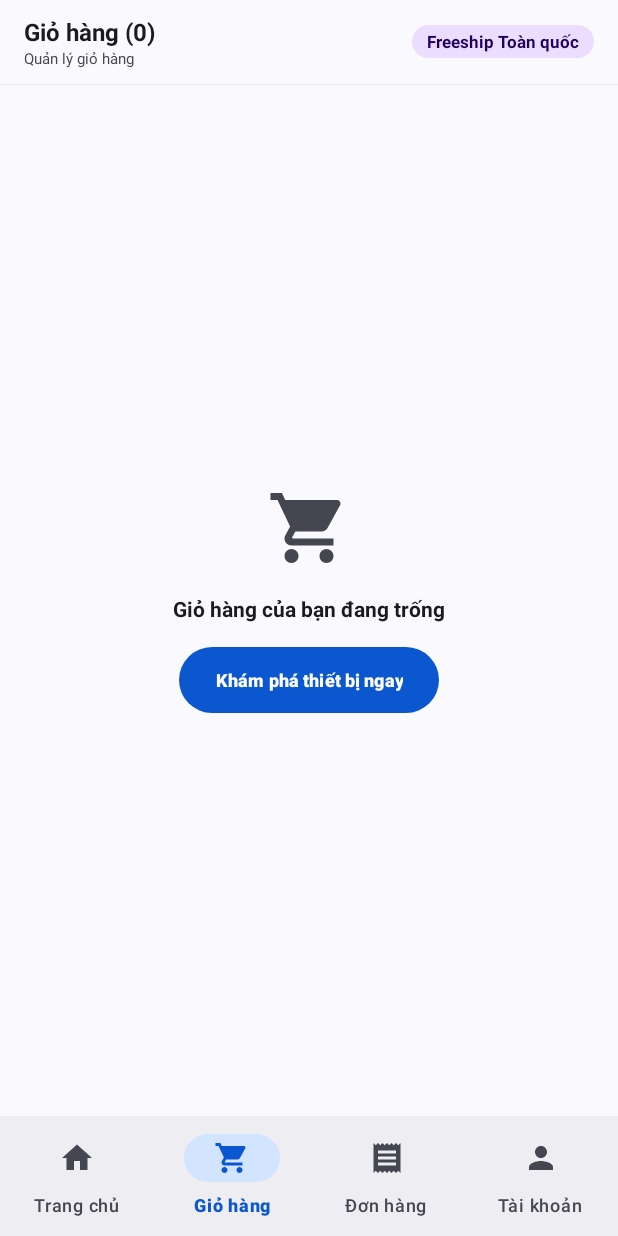
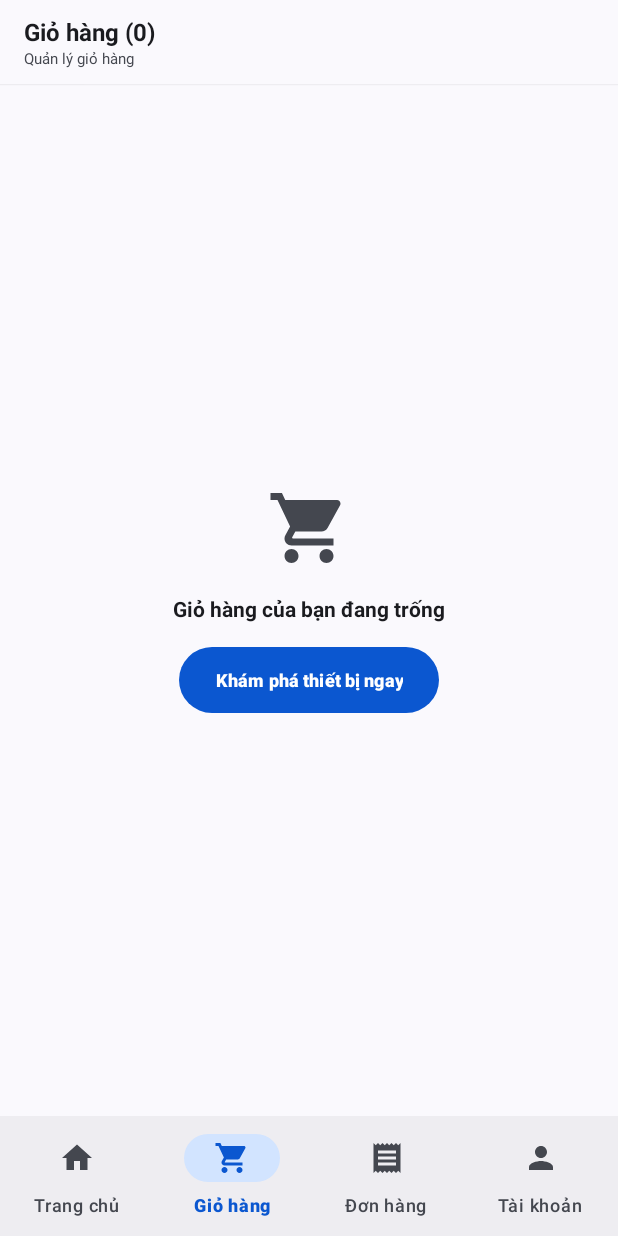
Before and after one commit to NguyenTuanDuy0182/DKTechShop, an Android app: the fragment ProfileFragment placed in its activity, item 2 of the bottom bar chosen, on a phone screen of 412 x 824 dp. Run offline under Robolectric (Android 15) with nearby library versions, the phone set to English and light mode, and no system bars; our stand-ins replace Firebase (no records; nobody signed in at launch, a user with empty details on screens opened directly); 1 statement that could not run was skipped.

Commit message:
refactor: clean up dead code, remove redundant badges

```diff
--- a/app/src/main/java/com/ecommerce/dktechshop/data/repository/OrderRepository.java
+++ b/app/src/main/java/com/ecommerce/dktechshop/data/repository/OrderRepository.java
@@ -157,7 +157,7 @@ public class OrderRepository {
         FirebaseUser user = mAuth.getCurrentUser();
         if (user == null) {
             if (callback != null) {
-                callback.onSuccess(MockRepository.getInstance().getOrders());
+                callback.onSuccess(new ArrayList<>());
             }
             return null;
         }
@@ -168,7 +168,7 @@ public class OrderRepository {
                 .whereEqualTo("userId", currentUserId)
                 .addSnapshotListener((snapshots, e) -> {
                     if (e != null) {
-                        listenOrdersFallback(currentUserId, callback);
+                        fetchOrdersFallback(currentUserId, callback);
                         return;
                     }
 
@@ -185,28 +185,20 @@ public class OrderRepository {
                         }
                     }
 
-                    if (list.isEmpty()) {
-                        listenOrdersFallback(currentUserId, callback);
-                    } else {
-                        sortOrdersByDateDesc(list);
-                        if (callback != null) callback.onSuccess(list);
-                    }
+                    sortOrdersByDateDesc(list);
+                    if (callback != null) callback.onSuccess(list);
                 });
     }
 
     /**
-     * Fallback lắng nghe danh sách đơn hàng từ users/{uid}/orders
+     * Fallback tải danh sách đơn hàng từ users/{uid}/orders khi orders bị lỗi truy vấn
      */
-    public ListenerRegistration listenOrdersFallback(String uid, OrderListCallback callback) {
-        return mFirestore.collection("users")
+    private void fetchOrdersFallback(String uid, OrderListCallback callback) {
+        mFirestore.collection("users")
                 .document(uid)
                 .collection("orders")
-                .addSnapshotListener((subSnapshots, subError) -> {
-                    if (subError != null) {
-                        if (callback != null) callback.onSuccess(MockRepository.getInstance().getOrders());
-                        return;
-                    }
-
+                .get()
+                .addOnSuccessListener(subSnapshots -> {
                     List<Order> subList = new ArrayList<>();
                     if (subSnapshots != null) {
                         for (DocumentSnapshot doc : subSnapshots.getDocuments()) {
@@ -220,12 +212,11 @@ public class OrderRepository {
                         }
                     }
 
-                    if (subList.isEmpty()) {
-                        if (callback != null) callback.onSuccess(MockRepository.getInstance().getOrders());
-                    } else {
-                        sortOrdersByDateDesc(subList);
-                        if (callback != null) callback.onSuccess(subList);
-                    }
+                    sortOrdersByDateDesc(subList);
+                    if (callback != null) callback.onSuccess(subList);
+                })
+                .addOnFailureListener(err -> {
+                    if (callback != null) callback.onFailure(err.getMessage());
                 });
     }
 
--- a/app/src/main/java/com/ecommerce/dktechshop/ui/cart/CartFragment.java
+++ b/app/src/main/java/com/ecommerce/dktechshop/ui/cart/CartFragment.java
@@ -141,50 +141,66 @@ public class CartFragment extends Fragment {
                 return;
             }
 
-            Address targetAddress = null;
+            ShippingInfo shipping = resolveShippingInfo();
+            cartViewModel.checkout(shipping.address, selectedPayment, shipping.name, shipping.phone);
+        });
+
+        observeViewModel();
+        updateAddressUI();
+    }
+
+    private static class ShippingInfo {
+        final Address address;
+        final String name;
+        final String phone;
+
+        ShippingInfo(Address address, String name, String phone) {
+            this.address = address;
+            this.name = name;
+            this.phone = phone;
+        }
+    }
+
+    private ShippingInfo resolveShippingInfo() {
+        Address defaultAddress = null;
         List<Address> addresses = authViewModel.getAddresses().getValue();
         if (addresses != null) {
             for (Address a : addresses) {
                 if (a.isDefault()) {
-                        targetAddress = a;
+                    defaultAddress = a;
                     break;
                 }
             }
-                if (targetAddress == null && !addresses.isEmpty()) {
-                    targetAddress = addresses.get(0);
+            if (defaultAddress == null && !addresses.isEmpty()) {
+                defaultAddress = addresses.get(0);
             }
         }
-
-            if (targetAddress == null) {
-                targetAddress = new Address("", "Mặc định", MockRepository.getInstance().getDefaultAddressDetail(), true);
+        if (defaultAddress == null) {
+            defaultAddress = new Address("", "Mặc định", MockRepository.getInstance().getDefaultAddressDetail(), true);
         }
 
-            String recipientName = "";
-            String recipientPhone = "";
+        String name = "";
+        String phone = "";
         com.ecommerce.dktechshop.data.model.User u = authViewModel.getCurrentUser().getValue();
         if (u != null) {
-                recipientName = u.getName();
-                recipientPhone = u.getPhone();
+            name = u.getName();
+            phone = u.getPhone();
         }
-            if (recipientName == null || recipientName.trim().isEmpty()) {
+        if (name == null || name.trim().isEmpty()) {
             com.google.firebase.auth.FirebaseUser fbUser = com.google.firebase.auth.FirebaseAuth.getInstance().getCurrentUser();
             if (fbUser != null && fbUser.getDisplayName() != null && !fbUser.getDisplayName().trim().isEmpty()) {
-                    recipientName = fbUser.getDisplayName();
+                name = fbUser.getDisplayName();
             } else {
-                    recipientName = MockRepository.getInstance().getCurrentUser().getName();
+                name = MockRepository.getInstance().getCurrentUser().getName();
             }
         }
-            if (targetAddress.getPhone() != null && !targetAddress.getPhone().trim().isEmpty()) {
-                recipientPhone = targetAddress.getPhone().trim();
-            } else if (recipientPhone == null || recipientPhone.trim().isEmpty()) {
-                recipientPhone = MockRepository.getInstance().getCurrentUser().getPhone();
+        if (defaultAddress.getPhone() != null && !defaultAddress.getPhone().trim().isEmpty()) {
+            phone = defaultAddress.getPhone().trim();
+        } else if (phone == null || phone.trim().isEmpty()) {
+            phone = MockRepository.getInstance().getCurrentUser().getPhone();
         }
 
-            cartViewModel.checkout(targetAddress, selectedPayment, recipientName, recipientPhone);
-        });
-
-        observeViewModel();
-        updateAddressUI();
+        return new ShippingInfo(defaultAddress, name != null ? name : "", phone != null ? phone : "");
     }
 
     /**
@@ -293,41 +309,11 @@ public class CartFragment extends Fragment {
 
     private void updateAddressUI() {
         if (tvUserInfo != null && tvAddressDetail != null) {
-            String name = "";
-            String phone = "";
-            com.ecommerce.dktechshop.data.model.User u = authViewModel.getCurrentUser().getValue();
-            if (u != null) {
-                name = u.getName();
-                phone = u.getPhone();
-            }
-            if (name == null || name.trim().isEmpty()) {
-                com.google.firebase.auth.FirebaseUser fbUser = com.google.firebase.auth.FirebaseAuth.getInstance().getCurrentUser();
-                if (fbUser != null && fbUser.getDisplayName() != null && !fbUser.getDisplayName().trim().isEmpty()) {
-                    name = fbUser.getDisplayName();
-                } else {
-                    name = MockRepository.getInstance().getCurrentUser().getName();
-                }
-            }
-            Address defaultAddress = null;
-            List<Address> addresses = authViewModel.getAddresses().getValue();
-            if (addresses != null) {
-                for (Address a : addresses) {
-                    if (a.isDefault()) {
-                        defaultAddress = a;
-                        break;
-                    }
-                }
-                if (defaultAddress == null && !addresses.isEmpty()) {
-                    defaultAddress = addresses.get(0);
-                }
-            }
-            if (defaultAddress != null && defaultAddress.getPhone() != null && !defaultAddress.getPhone().trim().isEmpty()) {
-                phone = defaultAddress.getPhone().trim();
-            } else if (phone == null || phone.trim().isEmpty()) {
-                phone = MockRepository.getInstance().getCurrentUser().getPhone();
-            }
-            tvUserInfo.setText(name + (!phone.isEmpty() ? " • " + phone : ""));
-            tvAddressDetail.setText(defaultAddress != null ? defaultAddress.getDetail() : MockRepository.getInstance().getDefaultAddressDetail());
+            ShippingInfo shipping = resolveShippingInfo();
+            tvUserInfo.setText(shipping.name + (!shipping.phone.isEmpty() ? " • " + shipping.phone : ""));
+            tvAddressDetail.setText(shipping.address.getDetail() != null && !shipping.address.getDetail().isEmpty()
+                    ? shipping.address.getDetail()
+                    : MockRepository.getInstance().getDefaultAddressDetail());
         }
     }
 
--- a/app/src/main/java/com/ecommerce/dktechshop/ui/cart/CartViewModel.java
+++ b/app/src/main/java/com/ecommerce/dktechshop/ui/cart/CartViewModel.java
@@ -10,6 +10,7 @@ import com.ecommerce.dktechshop.data.model.Order;
 import com.ecommerce.dktechshop.data.model.OrderItem;
 import com.ecommerce.dktechshop.data.model.Product;
 import com.ecommerce.dktechshop.data.repository.CartRepository;
+import com.ecommerce.dktechshop.data.repository.MockRepository;
 import com.ecommerce.dktechshop.data.repository.OrderRepository;
 import com.google.firebase.firestore.ListenerRegistration;
 
@@ -31,10 +32,8 @@ public class CartViewModel extends ViewModel {
     private final MutableLiveData<String> errorMessage = new MutableLiveData<>();
     private final MutableLiveData<String> successMessage = new MutableLiveData<>();
     private final MutableLiveData<Order> checkoutSuccessOrder = new MutableLiveData<>();
-    private final MutableLiveData<List<Order>> orders = new MutableLiveData<>(new ArrayList<>());
 
     private ListenerRegistration cartListenerRegistration;
-    private ListenerRegistration orderListenerRegistration;
 
     public CartViewModel() {
         this(CartRepository.getInstance(), OrderRepository.getInstance());
@@ -44,28 +43,6 @@ public class CartViewModel extends ViewModel {
         this.cartRepository = cartRepository;
         this.orderRepository = orderRepository;
         startListeningCart();
-        startListeningOrders();
-    }
-
-    public LiveData<List<Order>> getOrders() {
-        return orders;
-    }
-
-    public void startListeningOrders() {
-        if (orderListenerRegistration != null) {
-            orderListenerRegistration.remove();
-        }
-        orderListenerRegistration = orderRepository.listenUserOrders(new OrderRepository.OrderListCallback() {
-            @Override
-            public void onSuccess(List<Order> list) {
-                orders.setValue(list != null ? list : new ArrayList<>());
-            }
-
-            @Override
-            public void onFailure(String error) {
-                errorMessage.setValue(error);
-            }
-        });
     }
 
     public LiveData<List<CartItem>> getCartItems() {
@@ -297,6 +274,38 @@ public class CartViewModel extends ViewModel {
         });
     }
 
+    /**
+     * Thêm tất cả sản phẩm của một đơn hàng cũ vào lại giỏ hàng (Mua lại)
+     */
+    public void reorder(Order order, CartRepository.ActionCallback callback) {
+        if (order == null || order.getItems() == null || order.getItems().isEmpty()) {
+            if (callback != null) callback.onFailure("Không có sản phẩm để mua lại");
+            return;
+        }
+
+        for (OrderItem oi : order.getItems()) {
+            Product p = MockRepository.getInstance().getProductById(oi.getProductId());
+            String thumb = (p != null) ? p.getThumbnailUrl() : "";
+            String category = (p != null) ? p.getCategory() : "";
+            String itemId = CartRepository.generateItemId(oi.getProductId(), oi.getVariant());
+            CartItem ci = new CartItem(
+                    itemId,
+                    oi.getProductId(),
+                    oi.getProductName(),
+                    category,
+                    oi.getPrice(),
+                    oi.getVariant(),
+                    oi.getQuantity(),
+                    thumb
+            );
+            cartRepository.upsertCartItem(ci, null);
+            if (p != null) {
+                MockRepository.getInstance().addToCart(p, oi.getVariant(), oi.getQuantity());
+            }
+        }
+        if (callback != null) callback.onSuccess();
+    }
+
     @Override
     protected void onCleared() {
         super.onCleared();
@@ -304,9 +313,5 @@ public class CartViewModel extends ViewModel {
             cartListenerRegistration.remove();
             cartListenerRegistration = null;
         }
-        if (orderListenerRegistration != null) {
-            orderListenerRegistration.remove();
-            orderListenerRegistration = null;
-        }
     }
 }
--- a/app/src/main/java/com/ecommerce/dktechshop/ui/detail/ProductDetailActivity.java
+++ b/app/src/main/java/com/ecommerce/dktechshop/ui/detail/ProductDetailActivity.java
@@ -269,7 +269,7 @@ public class ProductDetailActivity extends AppCompatActivity {
 
         if (btnWriteReview != null) {
             btnWriteReview.setOnClickListener(v -> {
-                ProductRepository.getInstance().checkUserPurchasedProduct(product.getId(), new ProductRepository.Callback<Boolean>() {
+                shopViewModel.checkPurchaseEligibility(product.getId(), new ProductRepository.Callback<Boolean>() {
                     @Override
                     public void onSuccess(Boolean purchased) {
                         if (Boolean.TRUE.equals(purchased)) {
--- a/app/src/main/java/com/ecommerce/dktechshop/ui/profile/ProfileFragment.java
+++ b/app/src/main/java/com/ecommerce/dktechshop/ui/profile/ProfileFragment.java
@@ -37,7 +37,6 @@ public class ProfileFragment extends Fragment {
     private TextView tvName;
     private TextView tvEmail;
     private TextView tvPhone;
-    private TextView tvTier;
     private SwipeRefreshLayout swipeRefreshProfile;
 
     // Accordions
@@ -79,7 +78,6 @@ public class ProfileFragment extends Fragment {
         tvName = view.findViewById(R.id.tv_profile_name);
         tvEmail = view.findViewById(R.id.tv_profile_email);
         tvPhone = view.findViewById(R.id.tv_profile_phone);
-        tvTier = view.findViewById(R.id.tv_profile_tier);
         swipeRefreshProfile = view.findViewById(R.id.swipe_refresh_profile);
         if (swipeRefreshProfile != null) {
             swipeRefreshProfile.setColorSchemeResources(R.color.md_theme_light_primary);
@@ -199,9 +197,6 @@ public class ProfileFragment extends Fragment {
                     } else {
                         tvPhone.setText("Chưa cập nhật SĐT");
                     }
-                }
-                if (tvTier != null) {
-                    tvTier.setText(user.getTier() != null && !user.getTier().isEmpty() ? user.getTier() : "Thành viên Đồng");
                 }
                 etEditName.setText(user.getName());
                 etEditPhone.setText(user.getPhone());
--- /dev/null
+++ b/app/src/main/java/com/ecommerce/dktechshop/utils/CurrencyUtils.java
@@ -0,0 +1,16 @@
+package com.ecommerce.dktechshop.utils;
+
+import java.text.NumberFormat;
+import java.util.Locale;
+
+/**
+ * Tiện ích định dạng tiền tệ Việt Nam Đồng (VND).
+ */
+public final class CurrencyUtils {
+
+    private CurrencyUtils() {}
+
+    public static String formatVND(long amount) {
+        return NumberFormat.getNumberInstance(Locale.GERMANY).format(amount) + "₫";
+    }
+}
--- a/app/src/main/res/layout/fragment_cart.xml
+++ b/app/src/main/res/layout/fragment_cart.xml
@@ -40,21 +40,6 @@
                 android:textColor="@color/md_theme_light_onSurfaceVariant"
                 android:textSize="10sp" />
         </LinearLayout>
-
-        <TextView
-            android:id="@+id/tv_cart_freeship_badge"
-            android:layout_width="wrap_content"
-            android:layout_height="wrap_content"
-            android:background="@drawable/bg_banner_gradient"
-            android:backgroundTint="@color/md_theme_light_tertiaryContainer"
-            android:paddingStart="10dp"
-            android:paddingTop="3dp"
-            android:paddingEnd="10dp"
-            android:paddingBottom="3dp"
-            android:text="Freeship Toàn quốc"
-            android:textColor="@color/md_theme_light_onTertiaryContainer"
-            android:textSize="11sp"
-            android:textStyle="bold" />
     </LinearLayout>
 
     <!-- Scrollable Content with SwipeRefreshLayout -->
```
Also changed, not shown: app/src/main/java/com/ecommerce/dktechshop/data/repository/AuthRepository.java (+28 -2 lines), app/src/main/java/com/ecommerce/dktechshop/data/repository/MockRepository.java (+1 -17 lines), app/src/main/java/com/ecommerce/dktechshop/data/repository/ProductRepository.java (+0 -55 lines), app/src/main/java/com/ecommerce/dktechshop/ui/detail/ReviewDialogHelper.java (+4 -3 lines), app/src/main/java/com/ecommerce/dktechshop/ui/orders/OrderDetailActivity.java (+27 -41 lines), app/src/main/java/com/ecommerce/dktechshop/ui/orders/OrdersFragment.java (+18 -30 lines), app/src/main/java/com/ecommerce/dktechshop/ui/viewmodel/ShopViewModel.java (+5 -36 lines), app/src/main/res/layout/fragment_home.xml (+1 -10 lines), app/src/main/res/layout/fragment_orders.xml (+1 -17 lines), app/src/main/res/layout/fragment_profile.xml (+0 -10 lines). Lines whose indentation alone changed are shown as unchanged.
